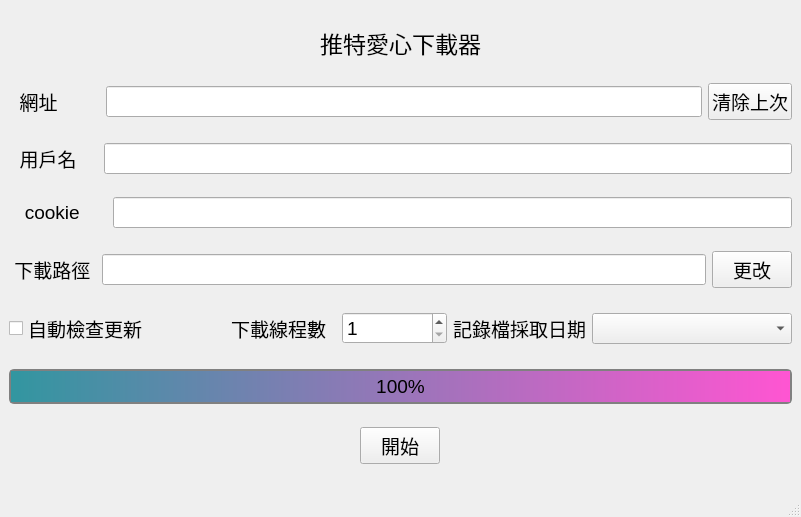
This is twitterdownload.ui in Eric25741629/twitter_like_image_download as Qt 5 draws it before an edit. The edited form follows.
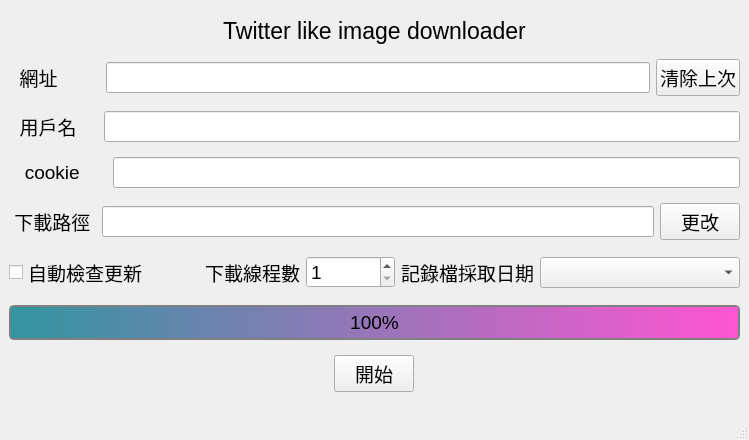
This is the edited form. Icons and pictures are not drawn.

```diff
--- a/twitterdownload.ui
+++ b/twitterdownload.ui
@@ -6,8 +6,8 @@
    <rect>
     <x>0</x>
     <y>0</y>
-    <width>801</width>
-    <height>517</height>
+    <width>749</width>
+    <height>440</height>
    </rect>
   </property>
   <property name="windowTitle">
@@ -264,7 +264,7 @@
        </font>
       </property>
       <property name="text">
-       <string>推特愛心下載器</string>
+       <string>Twitter like image downloader</string>
       </property>
       <property name="alignment">
        <set>Qt::AlignCenter</set>
```
Left out of the diff: 6 changed lines with no effect on the pictures.
